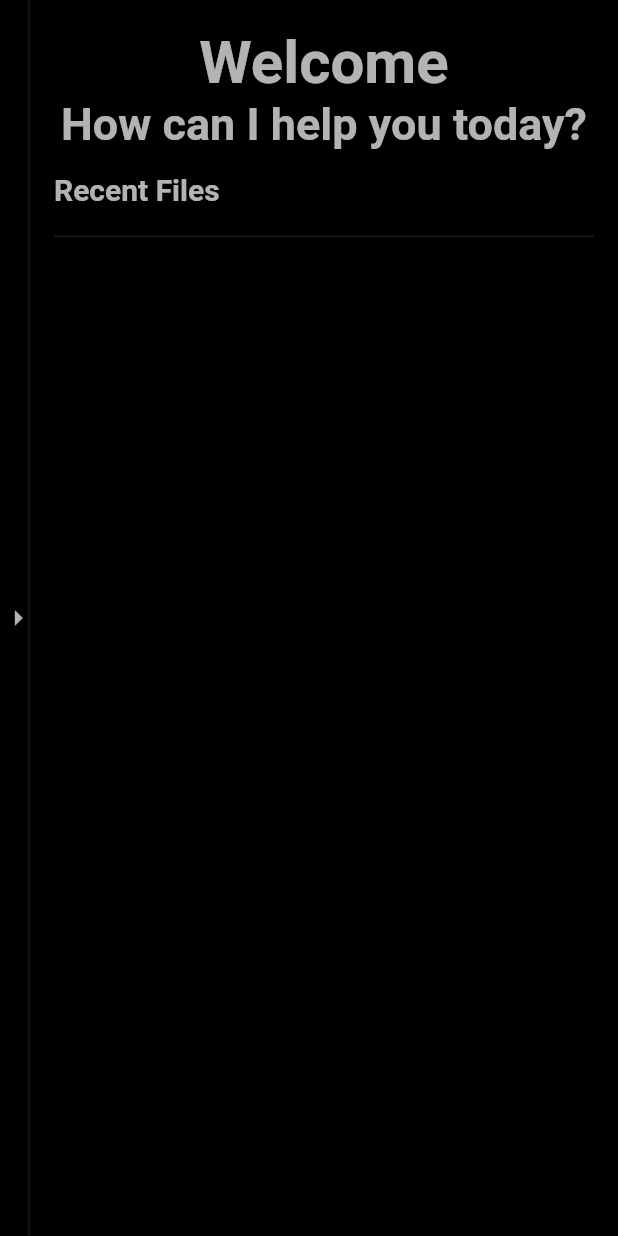
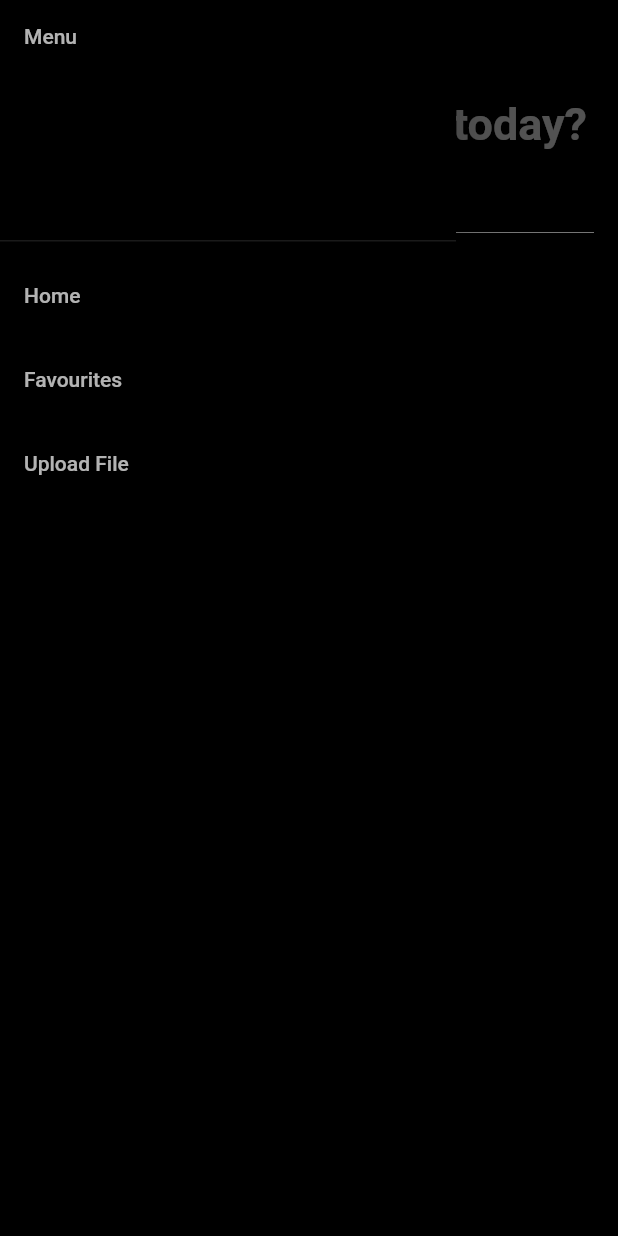
Before and after one commit to yuechen2001/Orbital_22-23_PDFReader, a Flutter app: the screen it shows after launch, in the side drawer, after a tap on "Home", on a phone screen of 412 x 824 dp. Run offline on Flutter 3.47's test engine with Material 2 defaults, Android fonts, the phone set to English and light mode, and no system bars; our stand-ins replace device_info_plus, dropdown_button2, file_picker, get, google_fonts, hive and 1 more; missing offline and left inert: dart:html, syncfusion_flutter_core, syncfusion_flutter_pdf, syncfusion_pdfviewer_platform_interface; accounts and stored records are empty.

Commit message:
Implemented Favourite Screen and routing logic

```diff
--- a/lib/constants/widgets/document_tile.dart
+++ b/lib/constants/widgets/document_tile.dart
@@ -99,8 +99,8 @@ class _DocumentTileState extends State<DocumentTile> {
               valueListenable: docCon.recentFiles.listenable(),
               builder: (context, box, _) {
                 return box.get(widget.doc.docTitle)!.favourited
-                    ? favouritedIcon
-                    : unfavouritedIcon;
+                    ? unfavouritedIcon
+                    : favouritedIcon;
               },
             ),
           ),
--- a/lib/controllers/favourite_controller.dart
+++ b/lib/controllers/favourite_controller.dart
@@ -13,8 +13,8 @@ class FavouriteController extends GetxController {
   void toggleFavourite() {
     DocumentController docCon = Get.find<DocumentController>();
     doc.favourited = !doc.favourited;
+    docCon.recentFiles.put(doc.docTitle, doc);
     update();
-    docCon.recentFiles.put(doc.docTitle, doc);
   }
 
   @override
--- a/lib/view/home_screen.dart
+++ b/lib/view/home_screen.dart
@@ -3,6 +3,7 @@ import 'package:hive_flutter/hive_flutter.dart';
 
 import 'package:flutter/material.dart';
 import 'package:google_fonts/google_fonts.dart';
+import 'package:pdfreader2/view/favourites_screen.dart';
 import 'package:pdfreader2/view/reader_screen.dart';
 import '../constants/widgets/document_tile.dart';
 import '../controllers/document_controller.dart';
@@ -96,20 +97,15 @@ class _HomeScreenState extends State<HomeScreen> {
                                 color: Colors.white70))
                       ],
                     ),
-                    DecoratedBox(
-                      decoration: const BoxDecoration(
-                          border: BorderDirectional(
-                              bottom: BorderSide(color: Colors.white10))),
-                      child: Container(
-                        padding:
-                            const EdgeInsets.fromLTRB(0.0, 15.0, 0.0, 20.0),
-                        child: Text("Recent Files",
-                            style: GoogleFonts.roboto(
-                                fontSize: 20.0,
-                                fontWeight: FontWeight.bold,
-                                color: Colors.white70)),
-                      ),
+                    Padding(
+                      padding: const EdgeInsets.fromLTRB(0.0, 12.0, 0.0, 12.0),
+                      child: Text("Recent Files",
+                          style: GoogleFonts.roboto(
+                              fontSize: 20.0,
+                              fontWeight: FontWeight.bold,
+                              color: Colors.white70)),
                     ),
+                    const Divider(color: Colors.white),
                     ValueListenableBuilder<Box<Document>>(
                       valueListenable: docCon.recentFiles.listenable(),
                       builder: (context, box, _) {
@@ -163,15 +159,17 @@ class _HomeScreenState extends State<HomeScreen> {
             ListTile(
               title:
                   const Text('Home', style: TextStyle(color: Colors.white70)),
-              // todo: add logic for changing pages
-              onTap: () {
-                Get.back();
-              },
+              onTap: () {},
             ),
             ListTile(
-              title:
-                  const Text('Files', style: TextStyle(color: Colors.white70)),
-              // todo: add logic for changing pages
+                title: const Text('Favourites',
+                    style: TextStyle(color: Colors.white70)),
+                onTap: () {
+                  Get.to(const FavouritesScreen());
+                }),
+            ListTile(
+              title: const Text('Upload File',
+                  style: TextStyle(color: Colors.white70)),
               onTap: () async {
                 // parse the String
                 Document? doc = await docCon.createNewDocument();
@@ -180,18 +178,6 @@ class _HomeScreenState extends State<HomeScreen> {
                 }
               },
             ),
-            ListTile(
-                title: const Text('Favourites',
-                    style: TextStyle(color: Colors.white70)),
-                // todo: add logic for changing pages
-                onTap: () {}),
-            ListTile(
-                title: const Text('Settings',
-                    style: TextStyle(color: Colors.white70)),
-                // todo: add logic for changing pages
-                onTap: () {
-                  Get.back();
-                })
           ],
         ),
       ),
--- a/lib/view/reader_screen.dart
+++ b/lib/view/reader_screen.dart
@@ -174,7 +174,7 @@ class TopMenuBar extends State<_TopMenuBar> {
   late FavouriteController favCon;
 
   // constants for favourites icon of the document tile
-  static Icon unFavouritedIcon = const Icon(
+  static Icon unfavouritedIcon = const Icon(
     Icons.star,
     color: Colors.yellow,
   );
@@ -311,8 +311,8 @@ class TopMenuBar extends State<_TopMenuBar> {
                 valueListenable: docCon.recentFiles.listenable(),
                 builder: (context, box, _) {
                   return box.get(widget.doc.docTitle)!.favourited
-                      ? favouritedIcon
-                      : unFavouritedIcon;
+                      ? unfavouritedIcon
+                      : favouritedIcon;
                 },
               ),
               label: const Text(
```
Also changed, not shown: lib/view/favourites_screen.dart (added, +172 -0 lines).
